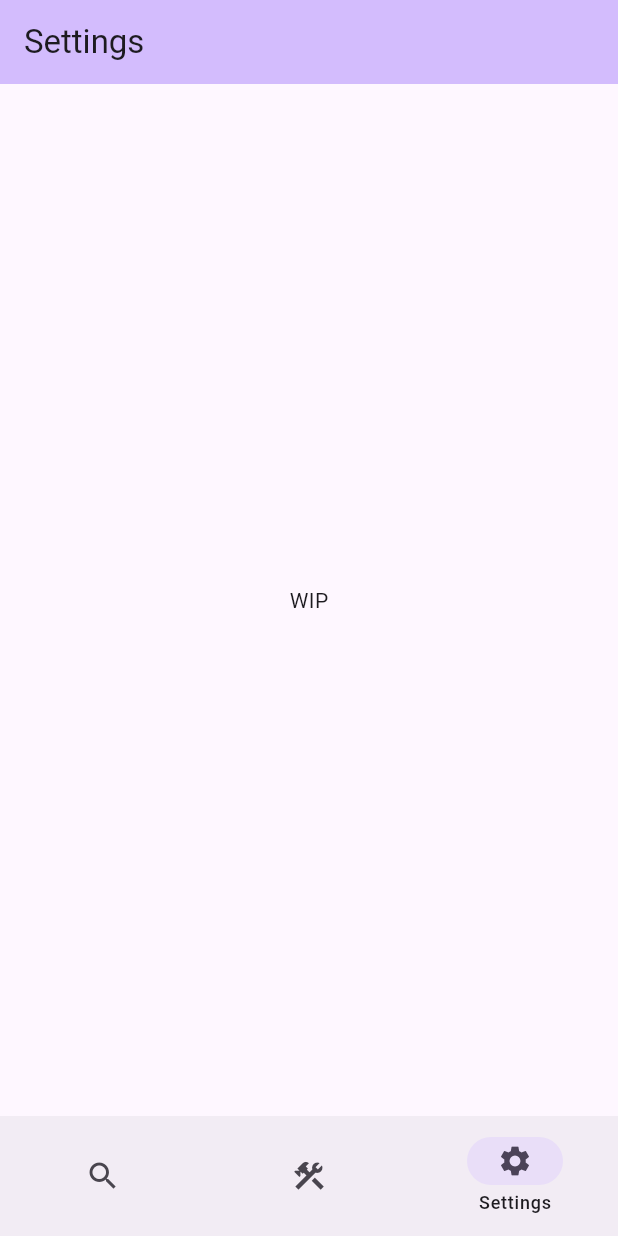
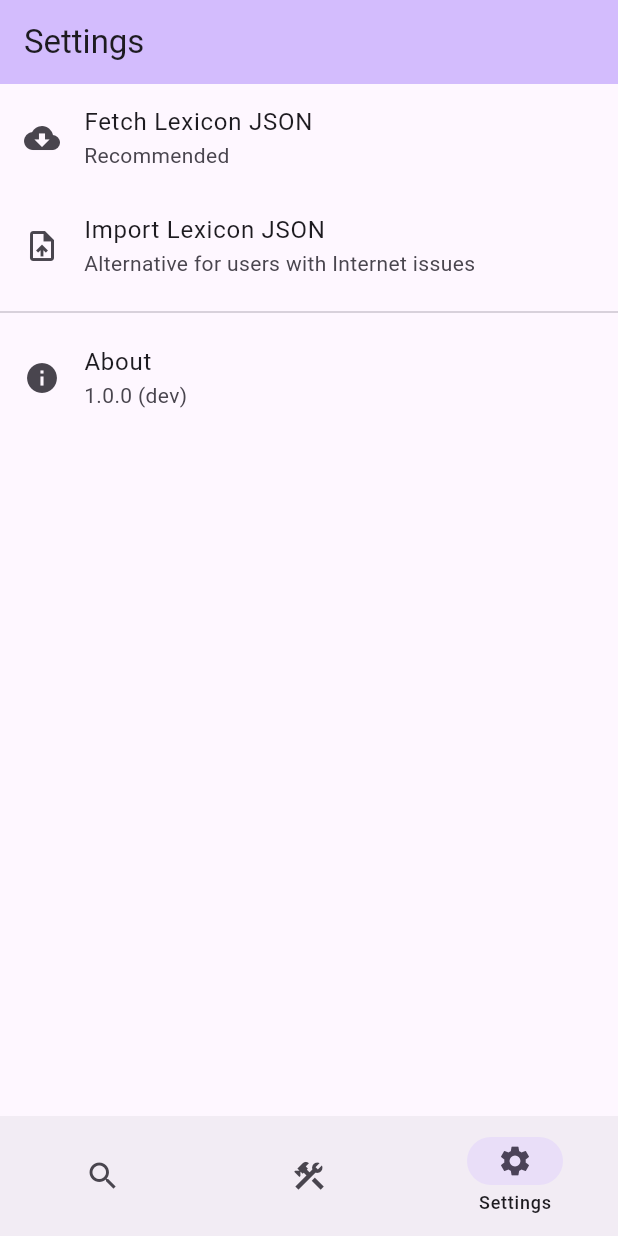
Before and after one commit to yuorb/enthrirhc, a Flutter app: the screen it shows after launch, item 3 of the bottom bar chosen, on a phone screen of 412 x 824 dp. Run offline on Flutter 3.47's test engine with Material 2 defaults, Android fonts, the phone set to English and light mode, and no system bars.

Commit message:
Basic layout for Settings page

```diff
--- a/lib/pages/settings.dart
+++ b/lib/pages/settings.dart
@@ -10,6 +10,41 @@ class SettingsPage extends StatefulWidget {
 class _SettingsPageState extends State<SettingsPage> {
   @override
   Widget build(BuildContext context) {
-    return const Center(child: Text("WIP"));
+    return Column(children: [
+      ListTile(
+        leading: const Icon(Icons.cloud_download),
+        title: const Text("Fetch Lexicon JSON"),
+        subtitle: const Text("Recommended"),
+        onTap: () => showDialog(
+          context: context,
+          builder: (BuildContext context) => const AlertDialog(
+            title: Text("WIP"),
+          ),
+        ),
+      ),
+      ListTile(
+        leading: const Icon(Icons.upload_file),
+        title: const Text("Import Lexicon JSON"),
+        subtitle: const Text("Alternative for users with Internet issues"),
+        onTap: () => showDialog(
+          context: context,
+          builder: (BuildContext context) => const AlertDialog(
+            title: Text("WIP"),
+          ),
+        ),
+      ),
+      const Divider(),
+      ListTile(
+        leading: const Icon(Icons.info),
+        title: const Text("About"),
+        subtitle: const Text("1.0.0 (dev)"),
+        onTap: () => showDialog(
+          context: context,
+          builder: (BuildContext context) => const AlertDialog(
+            title: Text("WIP"),
+          ),
+        ),
+      ),
+    ]);
   }
 }
```
